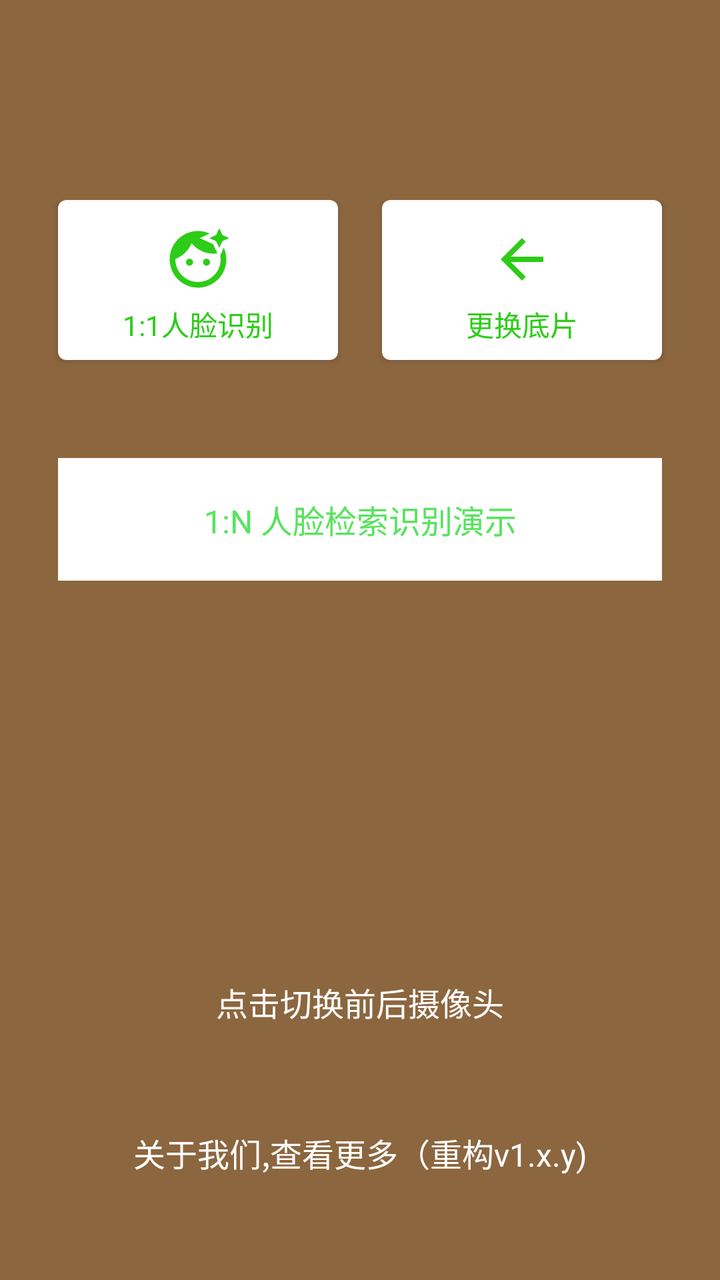
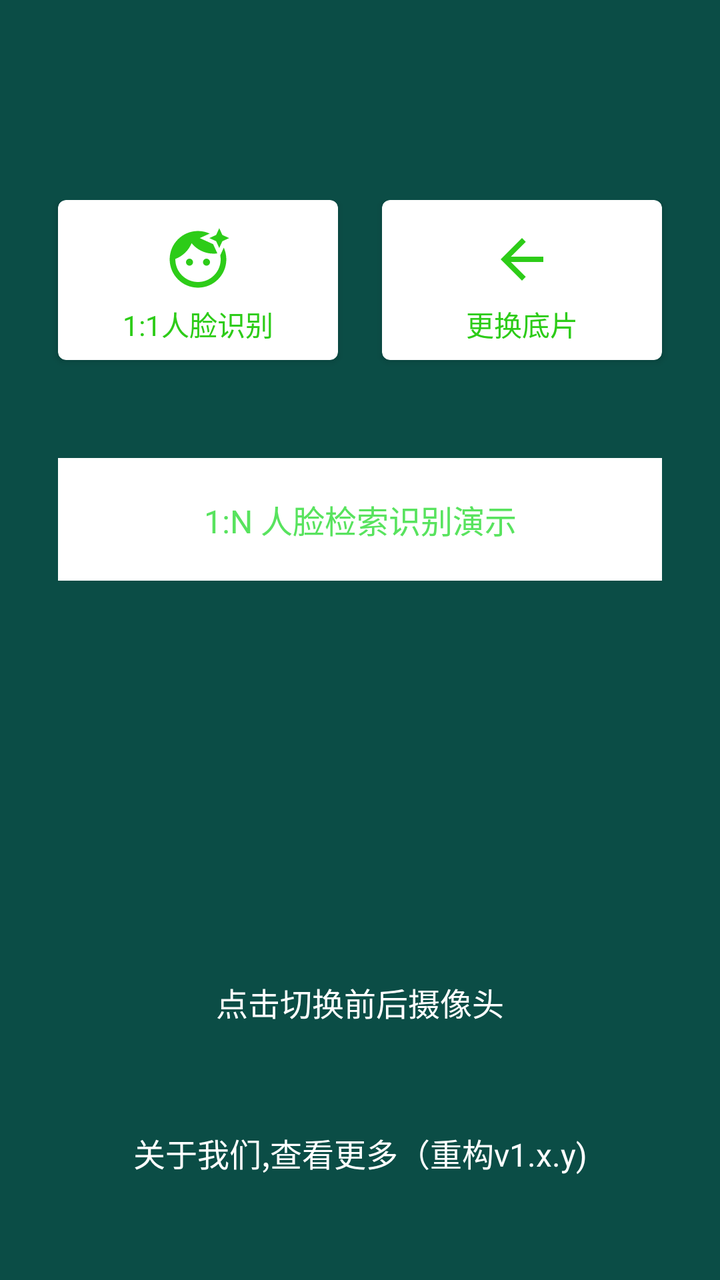

Two renders of the same Android screen: before a commit and after it. Below are the layout's source before the change and the commit's diff.
<!-- AndroidManifest.xml: application theme Theme.AppCompat.NoActionBar -->
<!-- res/layout/activity_navi.xml -->
<?xml version="1.0" encoding="utf-8"?>
<androidx.constraintlayout.widget.ConstraintLayout xmlns:android="http://schemas.android.com/apk/res/android"
    xmlns:app="http://schemas.android.com/apk/res-auto"
    xmlns:tools="http://schemas.android.com/tools"
    android:layout_width="match_parent"
    android:layout_height="match_parent"
    android:background="@color/helloColor"
    android:paddingTop="100dp"
    tools:context=".NaviActivity">

    
    <androidx.cardview.widget.CardView
        android:id="@+id/face_verify_card"
        android:layout_width="0dp"
        android:layout_height="80dp"
        app:cardCornerRadius="4dp"
        android:layout_marginLeft="29dp"
        android:layout_marginRight="11dp"
        app:cardBackgroundColor="@color/white"
        app:layout_constraintEnd_toStartOf="@+id/update_base_image"
        app:layout_constraintStart_toStartOf="parent"
        app:layout_constraintTop_toTopOf="parent">

        <LinearLayout
            android:layout_width="match_parent"
            android:layout_height="wrap_content"
            android:layout_gravity="center"
            android:orientation="vertical">

            <ImageView
                android:layout_width="44dp"
                android:layout_height="44dp"
                android:padding="5dp"
                android:layout_gravity="center_horizontal"
                android:src="@drawable/baseline_face_retouching_natural_24" />

            <TextView
                android:id="@+id/face_verify"
                android:layout_width="match_parent"
                android:layout_height="wrap_content"
                android:layout_gravity="center_horizontal"
                android:gravity="center"
                android:text="1:1人脸识别"
                android:textColor="#2DCC18"
                android:textSize="14sp" />

        </LinearLayout>

    </androidx.cardview.widget.CardView>


    
    <androidx.cardview.widget.CardView
        android:id="@+id/update_base_image"
        android:layout_width="0dp"
        android:layout_height="80dp"
        app:cardCornerRadius="4dp"
        android:layout_marginRight="29dp"
        android:layout_marginLeft="11dp"

        app:cardBackgroundColor="@color/white"
        app:layout_constraintEnd_toEndOf="parent"
        app:layout_constraintStart_toEndOf="@+id/face_verify_card"
        app:layout_constraintTop_toTopOf="parent">

        <LinearLayout
            android:layout_width="match_parent"
            android:layout_height="wrap_content"
            android:layout_gravity="center"
            android:orientation="vertical">

            <ImageView
                android:layout_width="44dp"
                android:layout_height="44dp"
                android:padding="6dp"
                android:layout_gravity="center_horizontal"
                android:src="@drawable/ic_baseline_arrow_back_24" />

            <TextView
                android:id="@+id/change_base_img"
                android:layout_width="match_parent"
                android:layout_height="wrap_content"
                android:layout_gravity="center_horizontal"
                android:gravity="center"
                android:text="更换底片"
                android:textColor="#2DCC18"
                android:textSize="14sp"
                app:layout_constraintTop_toBottomOf="@+id/update_base_image" />

        </LinearLayout>

    </androidx.cardview.widget.CardView>


    <TextView
        android:id="@+id/verify1n"
        android:layout_width="match_parent"
        android:layout_height="wrap_content"
        android:layout_marginTop="49dp"
        android:background="@color/white"
        android:gravity="center"
        android:layout_marginLeft="29dp"
        android:layout_marginRight="29dp"
        android:paddingTop="19dp"
        android:paddingBottom="19dp"
        android:text="1:N 人脸检索识别演示"
        android:textColor="@color/green"
        android:textSize="16sp"
        app:layout_constraintEnd_toEndOf="parent"
        app:layout_constraintStart_toStartOf="parent"
        app:layout_constraintTop_toBottomOf="@+id/update_base_image" />


    <TextView
        android:id="@+id/change_camera"
        android:layout_width="match_parent"
        android:layout_height="wrap_content"
        android:layout_gravity="bottom"
        android:gravity="center"
        android:textColor="@android:color/white"
        android:textSize="16sp"
        android:layout_marginTop="25dp"
        android:layout_marginBottom="33dp"
        app:layout_constraintBottom_toTopOf="@+id/more_about_me"
        android:text="点击切换前后摄像头" />


    <TextView
        android:id="@+id/more_about_me"
        android:layout_width="match_parent"
        android:layout_height="wrap_content"
        android:gravity="center"
        android:padding="19dp"
        android:text="关于我们,查看更多（重构v1.x.y)"
        android:textColor="@android:color/white"
        android:textSize="16sp"
        android:layout_marginBottom="33dp"
        app:layout_constraintBottom_toBottomOf="parent" />






</androidx.constraintlayout.widget.ConstraintLayout>
<!-- resources referenced by this layout -->
<resources>
  <color name="green">#58E35E</color>
  <color name="helloColor">#8C663F</color>
  <color name="white">#FFFFFFFF</color>
  <!-- drawable baseline_face_retouching_natural_24 (drawable) -->
  <vector android:height="24dp" android:tint="#2DCC18"
      android:viewportHeight="24" android:viewportWidth="24"
      android:width="24dp" xmlns:android="http://schemas.android.com/apk/res/android">
      <path android:fillColor="@android:color/white" android:pathData="M9,13m-1.25,0a1.25,1.25 0,1 1,2.5 0a1.25,1.25 0,1 1,-2.5 0"/>
      <path android:fillColor="@android:color/white" android:pathData="M20.77,8.58l-0.92,2.01c0.09,0.46 0.15,0.93 0.15,1.41 0,4.41 -3.59,8 -8,8s-8,-3.59 -8,-8c0,-0.05 0.01,-0.1 0,-0.14 2.6,-0.98 4.69,-2.99 5.74,-5.55C11.58,8.56 14.37,10 17.5,10c0.45,0 0.89,-0.04 1.33,-0.1l-0.6,-1.32 -0.88,-1.93 -1.93,-0.88 -2.79,-1.27 2.79,-1.27 0.71,-0.32C14.87,2.33 13.47,2 12,2 6.48,2 2,6.48 2,12s4.48,10 10,10 10,-4.48 10,-10c0,-1.47 -0.33,-2.87 -0.9,-4.13l-0.33,0.71z"/>
      <path android:fillColor="@android:color/white" android:pathData="M15,13m-1.25,0a1.25,1.25 0,1 1,2.5 0a1.25,1.25 0,1 1,-2.5 0"/>
      <path android:fillColor="@android:color/white" android:pathData="M20.6,5.6L19.5,8l-1.1,-2.4L16,4.5l2.4,-1.1L19.5,1l1.1,2.4L23,4.5z"/>
  </vector>
  <!-- drawable ic_baseline_arrow_back_24 (drawable) -->
  <vector android:autoMirrored="true" android:height="24dp"
      android:tint="#2DCC18" android:viewportHeight="24"
      android:viewportWidth="24" android:width="24dp" xmlns:android="http://schemas.android.com/apk/res/android">
      <path android:fillColor="@android:color/white" android:pathData="M20,11H7.83l5.59,-5.59L12,4l-8,8 8,8 1.41,-1.41L7.83,13H20v-2z"/>
  </vector>
</resources>

<!-- the commit's change to res/layout/activity_navi.xml (unified diff, before → after) -->
@@ -4,7 +4,7 @@
     xmlns:tools="http://schemas.android.com/tools"
     android:layout_width="match_parent"
     android:layout_height="match_parent"
-    android:background="@color/helloColor"
+    android:background="@color/colorPrimary"
     android:paddingTop="100dp"
     tools:context=".NaviActivity">
 
<!-- resource entries referenced after the edit -->
@@ -1,7 +1,7 @@
 <!-- resources referenced by this layout -->
 <resources>
+  <color name="colorPrimary">#0B4D46</color>
   <color name="green">#58E35E</color>
-  <color name="helloColor">#8C663F</color>
   <color name="white">#FFFFFFFF</color>
   <!-- drawable baseline_face_retouching_natural_24 (drawable) -->
   <vector android:height="24dp" android:tint="#2DCC18"
